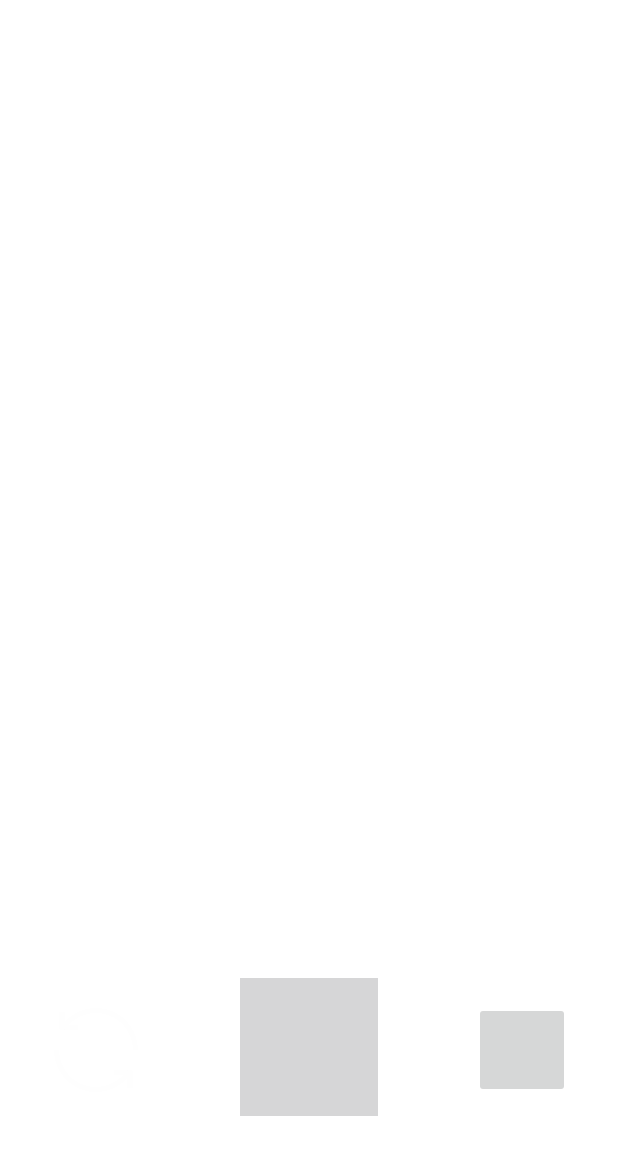
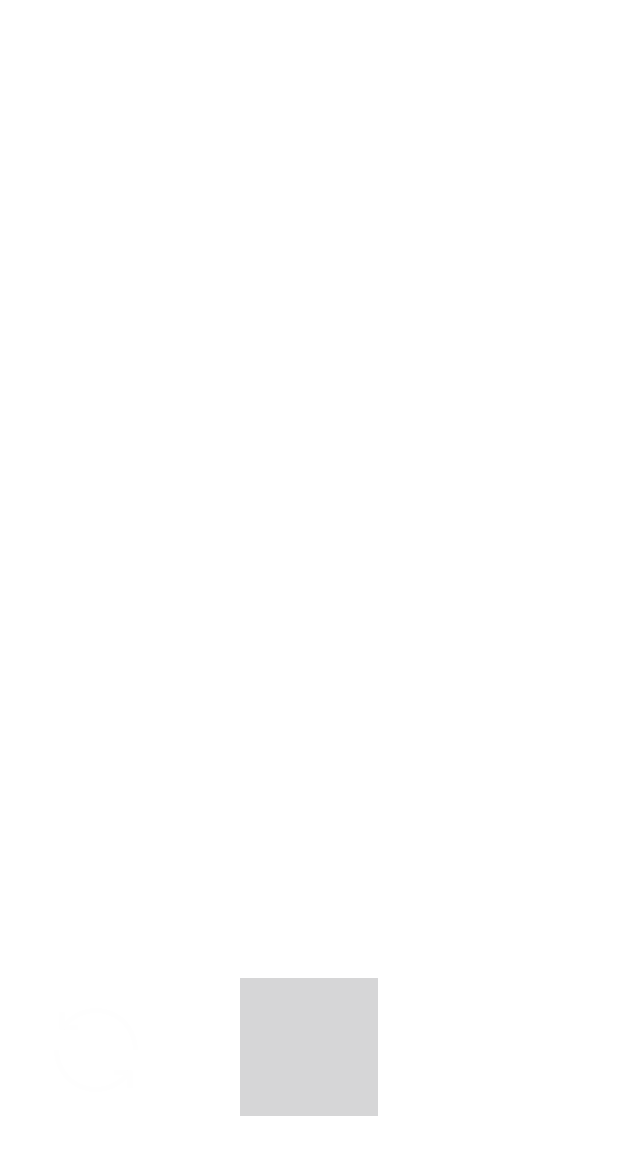
Before and after one commit to azeez-72/EcoConnect, an Android app: the layout camera_ui_container.xml on its own in the app's theme, with its tools: preview values and no code run, on a phone screen of 412 x 824 dp. Shown: the top 1155 px of the screen. Run offline under Robolectric (Android 15) with nearby library versions, the phone set to English and light mode, and no system bars; Roboto replaces fonts that are not available here.

Commit message:
Camera fragment done

```diff
--- a/app/src/main/res/layout/camera_ui_container.xml
+++ b/app/src/main/res/layout/camera_ui_container.xml
@@ -7,7 +7,7 @@
     android:layout_width="match_parent"
     android:layout_height="match_parent">
 
-    <!-- Camera control and gallery buttons -->
+    <!-- Camera control buttons -->
     <ImageButton
         android:id="@+id/camera_switch_button"
         android:layout_width="@dimen/round_button_medium"
@@ -34,16 +34,5 @@
         app:layout_constraintBottom_toBottomOf="parent"
         android:contentDescription="@string/capture_button_alt" />
 
-    <ImageButton
-        android:id="@+id/photo_view_button"
-        android:layout_width="@dimen/round_button_medium"
-        android:layout_height="@dimen/round_button_medium"
-        android:layout_marginBottom="@dimen/margin_xlarge"
-        android:layout_marginEnd="@dimen/margin_small"
-        android:padding="@dimen/spacing_large"
-        android:scaleType="fitCenter"
-        app:layout_constraintRight_toRightOf="parent"
-        app:layout_constraintBottom_toBottomOf="parent"
-        android:contentDescription="@string/gallery_button_alt" />
 
 </androidx.constraintlayout.widget.ConstraintLayout>
```
Also changed, not shown: app/src/main/java/io/realworld/ecoconnect/ui/detect/CameraFragment.kt (+10 -29 lines), app/src/main/java/io/realworld/ecoconnect/ui/detect/DetectFragment.kt (deleted, +0 -28 lines), app/src/main/java/io/realworld/ecoconnect/ui/detect/DetectViewModel.kt (deleted, +0 -13 lines), app/src/main/res/layout/fragment_detect.xml (deleted, +0 -27 lines).
